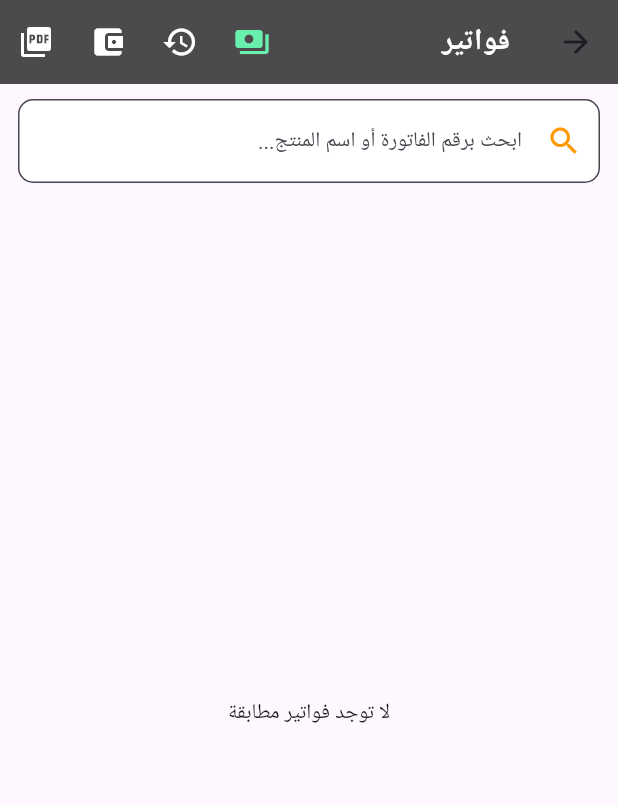
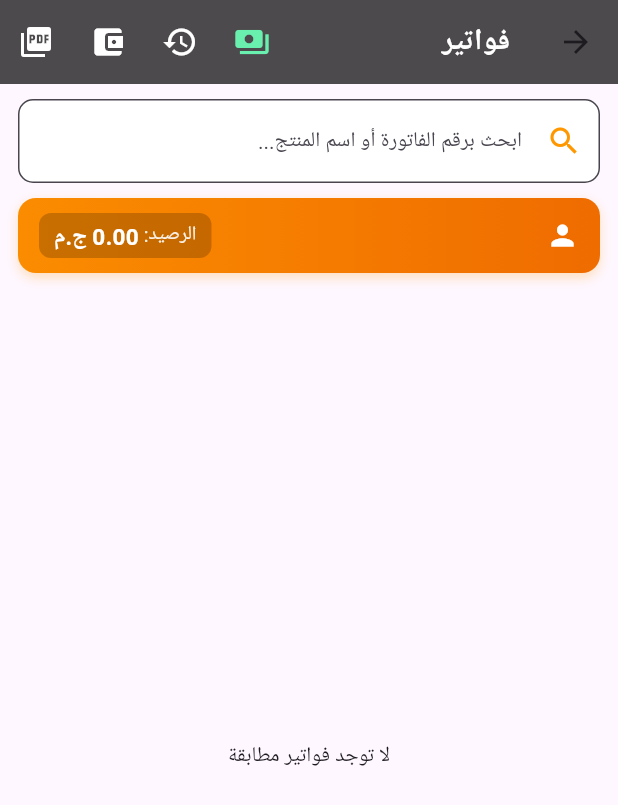
Before and after one commit to Mohamed00-Nour/kareem-store, a Flutter app: the SupplierInvoicesPage screen opened directly with empty values, after a tap on the "payments" icon, on a phone screen of 412 x 824 dp. Shown: the top 805 px of the screen. Run offline on Flutter 3.47's test engine with Material 3 defaults, Android fonts, the phone set to English and light mode, and no system bars; our stand-ins replace cloud_firestore, connectivity_plus, file_picker, firebase_core, firebase_storage, flutter_bloc and 12 more; accounts and stored records are empty.

Commit message:
fix(suppliers): sync existing supplier balances and adopt Hive-first persistence
- Parse `totalBalance` and `balance` fields in `SupplierLocal.fromFirestore`
- Sync supplier balance history background task on `SupplierInvoicesPage`
- Add supplier name and running balance card header under the search bar
- Save new suppliers and opening balance history to Hive first (0ms) before background sync

```diff
--- a/lib/local_db/models/supplier_local.dart
+++ b/lib/local_db/models/supplier_local.dart
@@ -32,10 +32,11 @@
   });
 
   factory SupplierLocal.fromFirestore(String docId, Map<String, dynamic> data) {
+    final rawBal = data['totalBalance'] ?? data['balance'];
     return SupplierLocal(
       id: docId,
       name: (data['supplierName'] ?? data['name'])?.toString() ?? '',
-      balance: (data['balance'] as num?)?.toDouble() ?? 0.0,
+      balance: (rawBal as num?)?.toDouble() ?? 0.0,
       phone: (data['phone'] ?? data['supplierPhone'])?.toString() ?? '',
       address: (data['address'] ?? data['supplierAddress'])?.toString() ?? '',
       updatedAt: DateTime.now(),
--- a/lib/suppliers/SupplierInvoicesPage.dart
+++ b/lib/suppliers/SupplierInvoicesPage.dart
@@ -104,8 +104,12 @@
       });
     }
 
-    // 2. Background refresh if online
+    // 2. Background refresh & history sync if online
     try {
+      if (ConnectivityService.instance.isOnline) {
+        await BalanceHistoryRepository.instance
+            .fullSyncForSupplier(widget.supplierId);
+
         final doc = await FirebaseFirestore.instance
             .collection('suppliers')
             .doc(widget.supplierId)
@@ -113,19 +117,26 @@
         if (mounted && doc.exists) {
           final data = doc.data();
           if (data != null) {
-          final resolvedName = data['name'] ?? data['supplierName'] ?? 'المورد';
-          final balance = (data['totalBalance'] ?? data['balance'] ?? 0.0).toDouble();
+            final resolvedName =
+                data['name'] ?? data['supplierName'] ?? 'المورد';
+            final Map<String, dynamic> localData =
+                Map<String, dynamic>.from(data);
+            localData['name'] = resolvedName;
+            localData['balance'] = (data['totalBalance'] ?? data['balance'] ?? 0.0).toDouble();
+
+            await SupplierRepository.instance
+                .upsertLocal(widget.supplierId, localData);
+
+            final refreshed =
+                SupplierRepository.instance.getById(widget.supplierId);
+            if (mounted) {
               setState(() {
-            _supplierName = resolvedName;
-            if (local == null) {
-              _currentSupplierBalance = balance;
-            }
+                _supplierName = refreshed?.name ?? resolvedName;
+                _currentSupplierBalance = refreshed?.balance ??
+                    (data['totalBalance'] ?? data['balance'] ?? 0.0).toDouble();
               });
-          final Map<String, dynamic> localData = Map<String, dynamic>.from(data);
-          if (local != null) {
-            localData['balance'] = local.balance;
-          }
-          SupplierRepository.instance.upsertLocal(widget.supplierId, localData);
+            }
+          }
         }
       }
     } catch (_) {}
@@ -1537,6 +1548,89 @@
                   ),
                 ),
               ),
+              // ── Supplier Name & Running Balance Header Card (Under Search Bar) ──
+              Padding(
+                padding: EdgeInsets.symmetric(horizontal: 12.w, vertical: 4.h),
+                child: Container(
+                  padding: EdgeInsets.symmetric(horizontal: 14.w, vertical: 10.h),
+                  decoration: BoxDecoration(
+                    gradient: LinearGradient(
+                      colors: [
+                        Colors.orange.shade800,
+                        Colors.orange.shade600
+                      ],
+                      begin: Alignment.centerRight,
+                      end: Alignment.centerLeft,
+                    ),
+                    borderRadius: BorderRadius.circular(12.r),
+                    boxShadow: [
+                      BoxShadow(
+                        color: Colors.orange.withOpacity(0.25),
+                        blurRadius: 6,
+                        offset: const Offset(0, 3),
+                      ),
+                    ],
+                  ),
+                  child: Directionality(
+                    textDirection: ui.TextDirection.rtl,
+                    child: Row(
+                      mainAxisAlignment: MainAxisAlignment.spaceBetween,
+                      children: [
+                        Expanded(
+                          child: Row(
+                            children: [
+                              Icon(Icons.person,
+                                  color: Colors.white, size: 22.sp),
+                              SizedBox(width: 8.w),
+                              Expanded(
+                                child: Text(
+                                  _supplierName ?? 'المورد',
+                                  overflow: TextOverflow.ellipsis,
+                                  maxLines: 1,
+                                  style: TextStyle(
+                                    fontSize: 16.sp,
+                                    fontWeight: FontWeight.bold,
+                                    color: Colors.white,
+                                  ),
+                                ),
+                              ),
+                            ],
+                          ),
+                        ),
+                        SizedBox(width: 12.w),
+                        Container(
+                          padding: EdgeInsets.symmetric(
+                              horizontal: 10.w, vertical: 4.h),
+                          decoration: BoxDecoration(
+                            color: Colors.black.withOpacity(0.2),
+                            borderRadius: BorderRadius.circular(8.r),
+                          ),
+                          child: Row(
+                            mainAxisSize: MainAxisSize.min,
+                            children: [
+                              Text(
+                                'الرصيد: ',
+                                style: TextStyle(
+                                  fontSize: 13.sp,
+                                  color: Colors.white.withOpacity(0.9),
+                                ),
+                              ),
+                              Text(
+                                '${(_currentSupplierBalance ?? 0.0).toStringAsFixed(2)} ج.م',
+                                style: TextStyle(
+                                  fontSize: 15.sp,
+                                  fontWeight: FontWeight.bold,
+                                  color: Colors.white,
+                                ),
+                              ),
+                            ],
+                          ),
+                        ),
+                      ],
+                    ),
+                  ),
+                ),
+              ),
               Expanded(
                 child: _isLoadingInvoices && _invoices.isEmpty
                     ? Center(
```
Also changed, not shown: lib/suppliers/SuppliersPage.dart (+83 -63 lines). Lines whose indentation alone changed are shown as unchanged.
